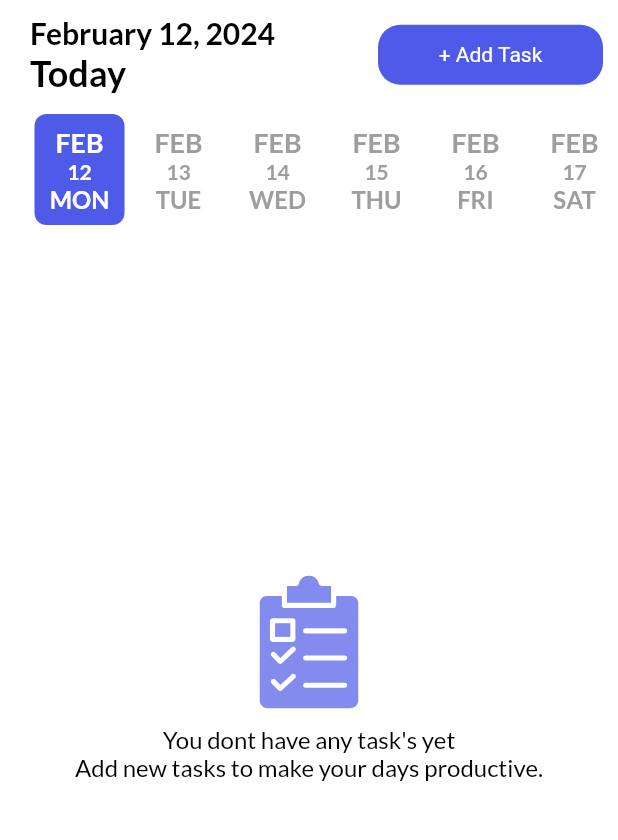
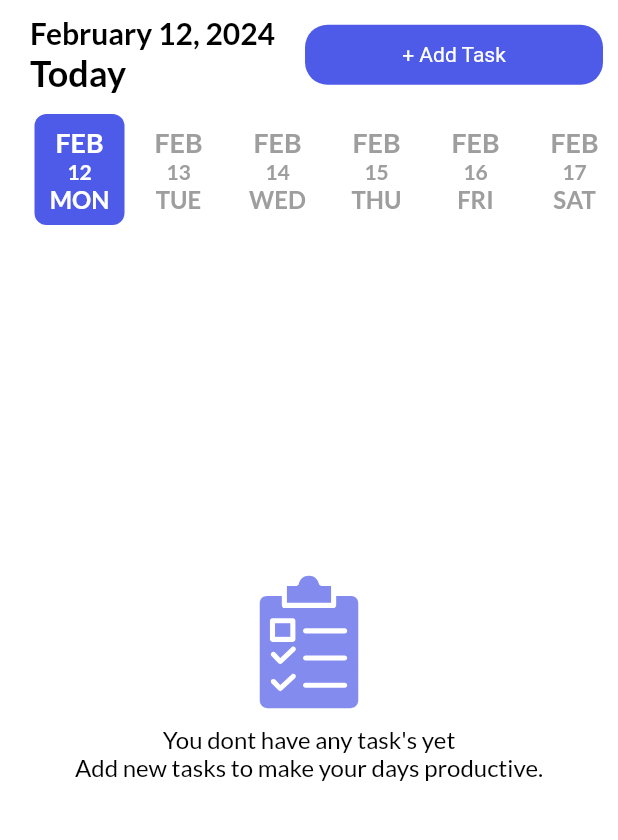
Before and after one commit to Zezo794/TodoApp, a Flutter app: the screen it shows after launch, on a phone screen of 412 x 824 dp, the part 84-924 px from its top. Run offline on Flutter 3.47's test engine with Material 2 defaults, Android fonts, the phone set to English and light mode, and no system bars; drawn by our look-alikes of date_picker_timeline; our stand-ins replace flutter_local_notifications, flutter_native_timezone_updated_gradle, flutter_staggered_animations, flutter_svg, get, get_storage and 4 more; missing offline and left inert: workmanager; accounts and stored records are empty.

Commit message:
first commit

```diff
--- a/lib/ui/pages/home_page.dart
+++ b/lib/ui/pages/home_page.dart
@@ -7,6 +7,7 @@ import 'package:google_fonts/google_fonts.dart';
 import 'package:intl/intl.dart';
 import 'package:todo/controllers/task_controller.dart';
 import 'package:todo/ui/widgets/task_tile.dart';
+import 'package:workmanager/workmanager.dart';
 
 import '../../models/task.dart';
 import '../../services/notification_services.dart';
@@ -38,6 +39,7 @@ class _HomePageState extends State<HomePage> {
     notifyHelper.requestIOSPermissions();
     notifyHelper.requestAndroidPermissions();
     taskController.getTask();
+
   }
 
   @override
@@ -111,12 +113,17 @@ class _HomePageState extends State<HomePage> {
               ),
             ],
           ),
-          MyButton(
-              ontap: () {
-                Get.to(() => AddTaskPage());
-                taskController.getTask();
-              },
-              label: '+ Add Task'),
+          SizedBox(
+            width: 20,
+          ),
+          Expanded(
+            child: MyButton(
+                ontap: () {
+                  Get.to(() => AddTaskPage());
+                  taskController.getTask();
+                },
+                label: '+ Add Task'),
+          ),
         ],
       ),
     );
@@ -175,6 +182,8 @@ class _HomePageState extends State<HomePage> {
               ) {
                 DateTime parsedTime =
                     DateFormat('hh:mm a').parse(task.startTime!);
+
+
                 notifyHelper.scheduledNotification(
                   parsedTime.hour,
                   parsedTime.minute,
--- a/lib/ui/widgets/button.dart
+++ b/lib/ui/widgets/button.dart
@@ -14,7 +14,7 @@ class MyButton extends StatelessWidget {
       onTap: ontap,
       child: Container(
         alignment: Alignment.center,
-        width: 150,
+        width: 120,
         height: 40,
         decoration: BoxDecoration(
           color: primaryClr,
--- a/pubspec.yaml
+++ b/pubspec.yaml
@@ -24,7 +24,7 @@ dependencies:
   flutter_staggered_animations: ^1.1.1
   flutter_svg: ^2.0.7
   rxdart: ^0.27.7
-
+  workmanager: ^0.5.1
 dev_dependencies:
   flutter_test:
     sdk: flutter
```
Also changed, not shown: lib/services/notification_services.dart (+19 -0 lines), pubspec.lock.
